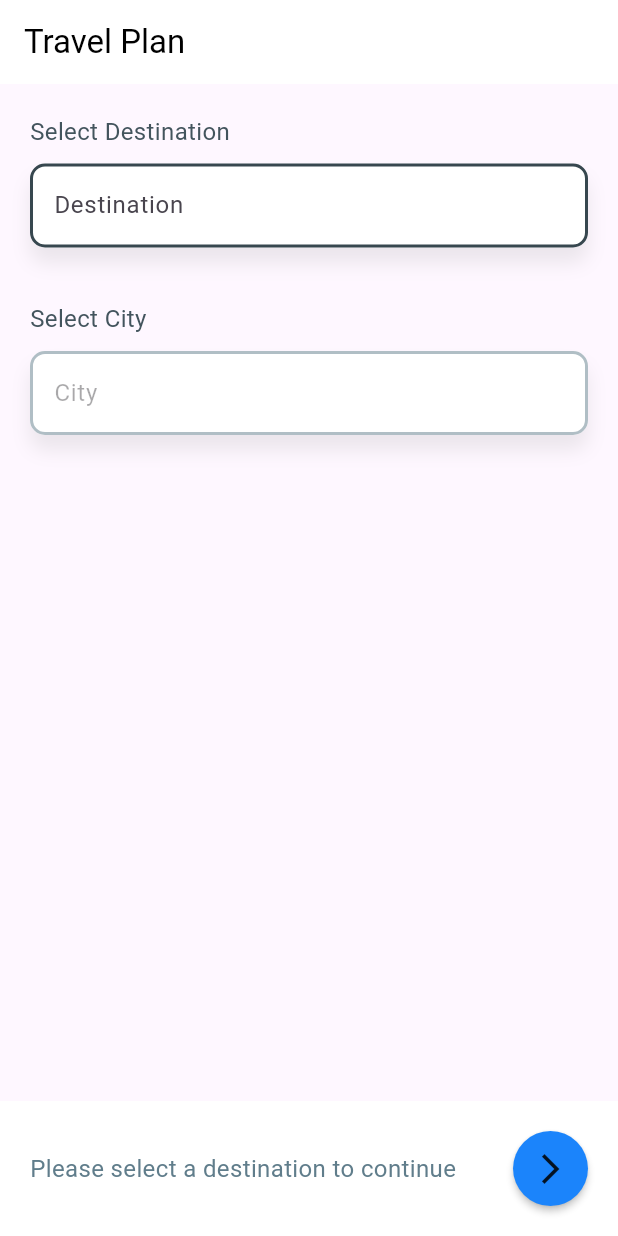
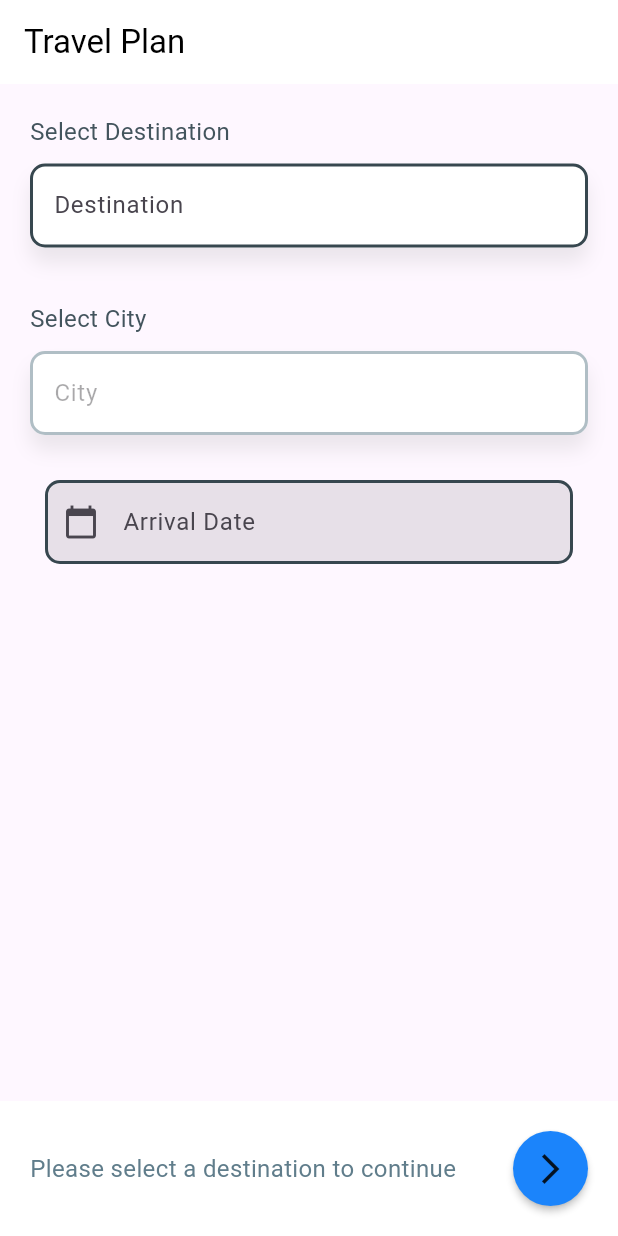
Before and after one commit to NZpatelK/Travel-Assistant, a Flutter app: the screen it shows after launch, on a phone screen of 412 x 824 dp. Run offline on Flutter 3.47's test engine with Material 3 defaults, Android fonts, the phone set to English and light mode, and no system bars; drawn by our look-alikes of searchfield.

Commit message:
create a datepicker compnenment

```diff
--- /dev/null
+++ b/lib/datepicker.dart
@@ -0,0 +1,64 @@
+import 'package:flutter/material.dart';
+import 'package:intl/intl.dart';
+
+class DatePicker extends StatefulWidget {
+  const DatePicker({Key? key}) : super(key: key);
+
+  @override
+  _DatePickerState createState() => _DatePickerState();
+}
+
+class _DatePickerState extends State<DatePicker> {
+  TextEditingController _dateController = TextEditingController();
+
+  @override
+  Widget build(BuildContext context) {
+    return Column(
+      children: [
+        Padding(
+          padding: EdgeInsets.all(30),
+          child: TextField(
+            controller: _dateController,
+            decoration: InputDecoration(
+              labelText: 'Arrival Date',
+              filled: true,
+              prefixIcon: Icon(Icons.calendar_today),
+              enabledBorder: OutlineInputBorder(
+                borderSide: BorderSide(
+                  color: Colors.blueGrey.shade800,
+                  width: 2,
+                ),
+                borderRadius: BorderRadius.circular(10),
+              ),
+              focusedBorder: OutlineInputBorder(
+                borderSide: const BorderSide(
+                  color: Colors.blue,
+                ),
+                borderRadius: BorderRadius.circular(10),
+              ),
+            ),
+            readOnly: true,
+            onTap: () {
+              _selectDate();
+            },
+          ),
+        ),
+      ],
+    );
+  }
+
+  Future<void> _selectDate() async {
+    DateTime? _picked = await showDatePicker(
+      context: context,
+      initialDate: DateTime.now(),
+      firstDate: DateTime(2000),
+      lastDate: DateTime(2100),
+    );
+
+    if (_picked != null) {
+      setState(() {
+       _dateController.text = DateFormat('dd/MM/yyyy').format(_picked);
+      });
+    }
+  }
+}
--- a/lib/destination_search.dart
+++ b/lib/destination_search.dart
@@ -1,6 +1,7 @@
 import 'package:flutter/material.dart';
 import 'drop_menu_with_search_field.dart';
 import 'destination_data.dart';
+import 'datepicker.dart';
 
 class DestinationSearch extends StatefulWidget {
   const DestinationSearch({super.key});
@@ -64,7 +65,9 @@ class _DestinationSearchState extends State<DestinationSearch> {
               DropMenuWithSearchField(
                 items: _selectedDestination == null
                     ? []
-                    : DestinationData.destinations[_selectedDestination!]?.toList() ?? [],
+                    : DestinationData.destinations[_selectedDestination!]
+                            ?.toList() ??
+                        [],
                 selectedValue: _selectedCity,
                 onChanged: (selectedValue) {
                   setState(() {
@@ -75,10 +78,12 @@ class _DestinationSearchState extends State<DestinationSearch> {
                 header: "Select City",
                 isDisabled: _selectedDestination == null,
               ),
+              const DatePicker(),
               const Spacer(), // This pushes the bottom container to the bottom of the screen
               Container(
                 height: 90,
-                padding: const EdgeInsets.symmetric(horizontal: 20.0, vertical: 10.0),
+                padding: const EdgeInsets.symmetric(
+                    horizontal: 20.0, vertical: 10.0),
                 decoration: const BoxDecoration(
                   color: Colors.white,
                 ),
@@ -88,7 +93,8 @@ class _DestinationSearchState extends State<DestinationSearch> {
                     _selectedDestination == null
                         ? const Text(
                             'Please select a destination to continue',
-                            style: TextStyle(fontSize: 16, color: Colors.blueGrey),
+                            style:
+                                TextStyle(fontSize: 16, color: Colors.blueGrey),
                           )
                         : Text(
                             _selectedDestination!,
--- a/pubspec.yaml
+++ b/pubspec.yaml
@@ -30,6 +30,7 @@ environment:
 dependencies:
   flutter:
     sdk: flutter
+  intl: ^0.17.0
 
 
   # The following adds the Cupertino Icons font to your application.
```
Also changed, not shown: pubspec.lock.
